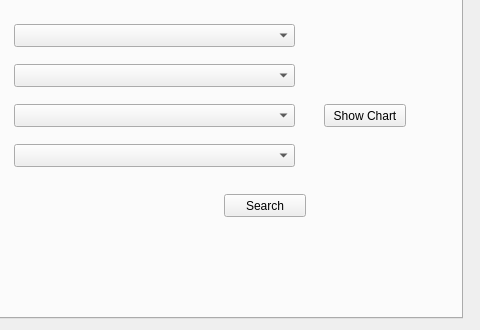
The window that General/addnewrequestdialog.ui (MrRisoni/Gauss) describes before a commit, drawn with Qt 5; both pictures show x 138 to 618 and y 162 to 492 of the 618 by 492 pixel window.
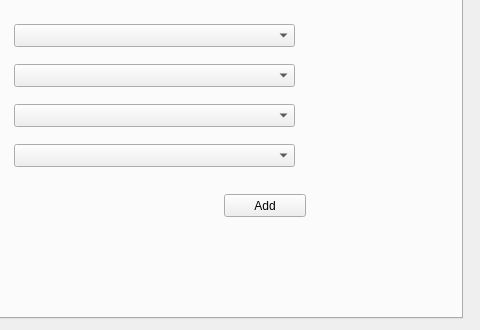
The same window after the commit. The open tabs and pages were chosen to show the change.

Patch:
```diff
--- a/General/addnewrequestdialog.ui
+++ b/General/addnewrequestdialog.ui
@@ -305,20 +305,7 @@
       </rect>
      </property>
      <property name="text">
-      <string>Search</string>
-     </property>
-    </widget>
-    <widget class="QPushButton" name="pushButton">
-     <property name="geometry">
-      <rect>
-       <x>440</x>
-       <y>130</y>
-       <width>82</width>
-       <height>23</height>
-      </rect>
-     </property>
-     <property name="text">
-      <string>Show Chart</string>
+      <string>Add</string>
      </property>
     </widget>
    </widget>
```
Left out of the diff: 26 changed lines with no effect on the pictures.
